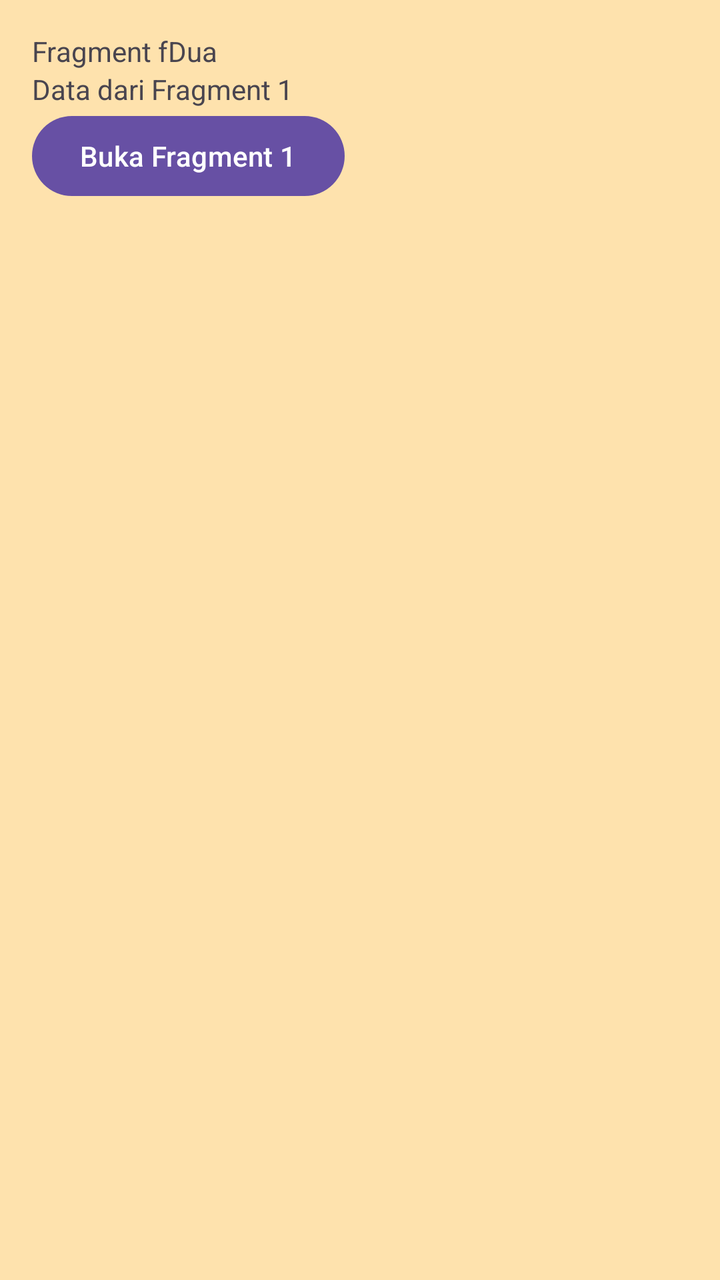
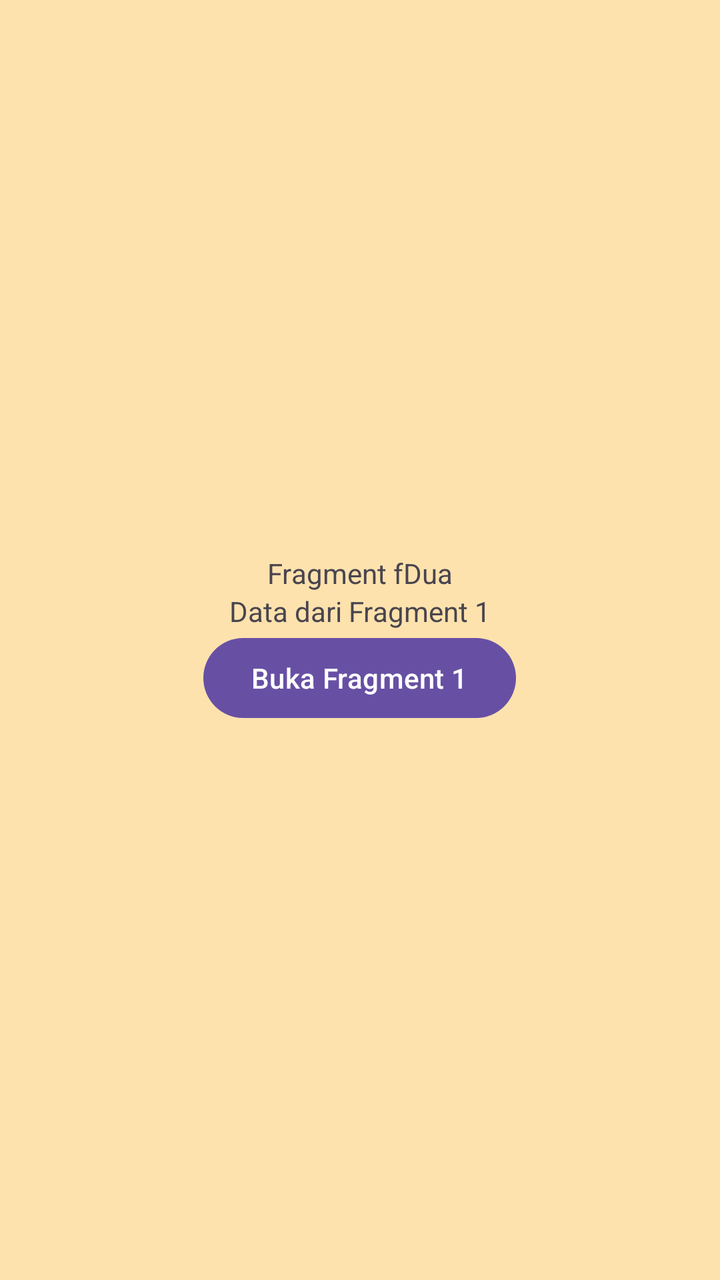

Compare the two renders of this Android layout. The source of the first and the diff that turns it into the second are given below.
<!-- AndroidManifest.xml: application theme Theme.LatFragmentSederhana -->
<!-- res/layout/fragment_f_dua.xml -->
<?xml version="1.0" encoding="utf-8"?>
<LinearLayout xmlns:android="http://schemas.android.com/apk/res/android"
    xmlns:tools="http://schemas.android.com/tools"
    android:layout_width="match_parent"
    android:layout_height="match_parent"
    tools:context=".fDua"
    android:background="#FEE2AD"
    android:padding="16dp"
    android:orientation="vertical">

    <TextView
        android:layout_width="wrap_content"
        android:layout_height="wrap_content"
        android:id="@+id/tvJudul"
        android:text="Fragment fDua">
    </TextView>

    <TextView
        android:layout_width="wrap_content"
        android:layout_height="wrap_content"
        android:id="@+id/tvHasil"
        android:text="Data dari Fragment 1">
    </TextView>

    <Button
        android:layout_width="wrap_content"
        android:layout_height="wrap_content"
        android:id="@+id/btnOpenFDua"
        android:text="Buka Fragment 1">
    </Button>
</LinearLayout>
<!-- resources referenced by this layout -->
<resources>
  <style name="Theme.LatFragmentSederhana" parent="Base.Theme.LatFragmentSederhana" />
  <style name="Base.Theme.LatFragmentSederhana" parent="Theme.Material3.DayNight.NoActionBar">
          
          
      </style>
</resources>

<!-- the commit's change to res/layout/fragment_f_dua.xml (unified diff, before → after) -->
@@ -6,7 +6,8 @@
     tools:context=".fDua"
     android:background="#FEE2AD"
     android:padding="16dp"
-    android:orientation="vertical">
+    android:orientation="vertical"
+    android:gravity="center">
 
     <TextView
         android:layout_width="wrap_content"
